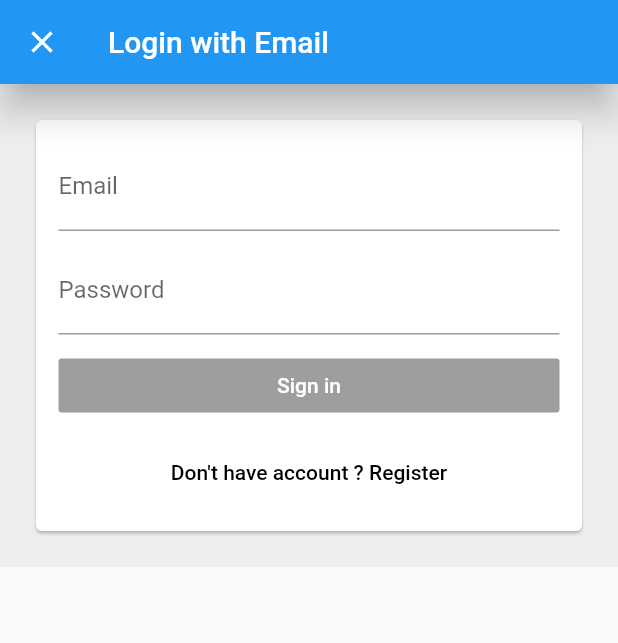
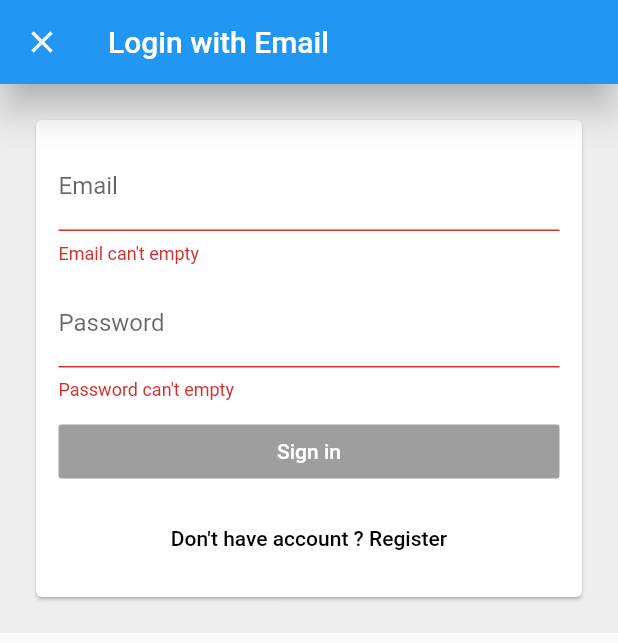
Before and after one commit to kyosima/time_tracker, a Flutter app: the screen it shows after launch, after a tap on "Sign in with Email", on a phone screen of 412 x 824 dp. Shown: the top 643 px of the screen. Run offline on Flutter 3.47's test engine with Material 2 defaults, Android fonts, the phone set to English and light mode, and no system bars; our stand-ins replace firebase_auth, firebase_core, google_sign_in; missing offline and left inert: dart:ffi, flutter_login_facebook; accounts and stored records are empty.

Commit message:
update validator

```diff
--- a/lib/app/emaill_signin_form.dart
+++ b/lib/app/emaill_signin_form.dart
@@ -1,10 +1,11 @@
 import 'package:firebase_auth/firebase_auth.dart';
 import 'package:flutter/material.dart';
 import 'package:time_tracker/services/auth.dart';
+import 'package:time_tracker/services/validator.dart';
 
 enum EmailSignInFormType { signIn, regiter }
 
-class EmailSignInForm extends StatefulWidget {
+class EmailSignInForm extends StatefulWidget with EmailandPasswordValidator {
   EmailSignInForm({@required this.auth});
   final AuthBase auth;
 
@@ -49,13 +50,18 @@ class _EmailSignInFormState extends State<EmailSignInForm> {
         ? "Don't have account ? Register"
         : "Already have account! Sign in";
 
-    bool _submitEnable = _email.isNotEmpty && _password.isNotEmpty;
+    bool _submitEnable = widget.emailvalidator.isValid(_email) &&
+        widget.passwordvalidator.isValid(_password);
+    bool emailvalid = widget.emailvalidator.isValid(_email);
+    bool passwordvalid = widget.emailvalidator.isValid(_password);
 
     return [
       TextField(
         controller: _emailController,
-        decoration:
-            InputDecoration(labelText: 'Email', hintText: 'email@gmail.com'),
+        decoration: InputDecoration(
+            labelText: 'Email',
+            hintText: 'email@gmail.com',
+            errorText: emailvalid ? null : "Email can't empty"),
         autocorrect: false,
         keyboardType: TextInputType.emailAddress,
         onChanged: (_email) => _inputUpdate(),
@@ -64,12 +70,12 @@ class _EmailSignInFormState extends State<EmailSignInForm> {
         height: 10,
       ),
       TextField(
-        onChanged: (_password) => _inputUpdate(),
         controller: _passwordController,
         obscureText: true,
         decoration: InputDecoration(
-          labelText: 'Password',
-        ),
+            labelText: 'Password',
+            errorText: passwordvalid ? null : "Password can't empty"),
+        onChanged: (_password) => _inputUpdate(),
       ),
       SizedBox(
         height: 10,
--- a/lib/main.dart
+++ b/lib/main.dart
@@ -13,6 +13,7 @@ class MyApp extends StatelessWidget {
   @override
   Widget build(BuildContext context) {
     return MaterialApp(
+      debugShowCheckedModeBanner: true,
       title: "Kyo App",
       theme: ThemeData(
         primaryColor: Colors.blue,
--- /dev/null
+++ b/lib/services/validator.dart
@@ -0,0 +1,16 @@
+abstract class StringValidator {
+  bool isValid(String value);
+}
+
+class NotEmptyEmailandPassword implements StringValidator {
+  @override
+  bool isValid(String value) {
+    // TODO: implement isValid
+    return value.isNotEmpty;
+  }
+}
+
+class EmailandPasswordValidator {
+  final StringValidator emailvalidator = NotEmptyEmailandPassword();
+  final StringValidator passwordvalidator = NotEmptyEmailandPassword();
+}
```
